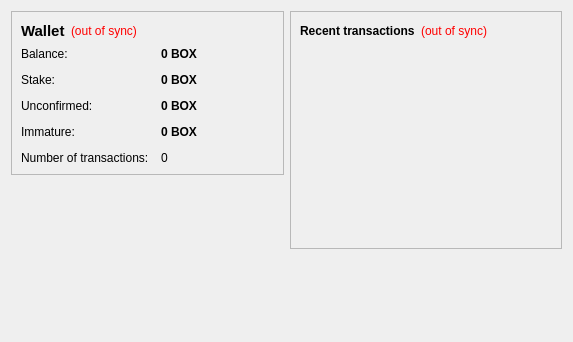
Old version of the form src/qt/forms/overviewpage.ui in the repository cheetahcoind/cheetahcoin.
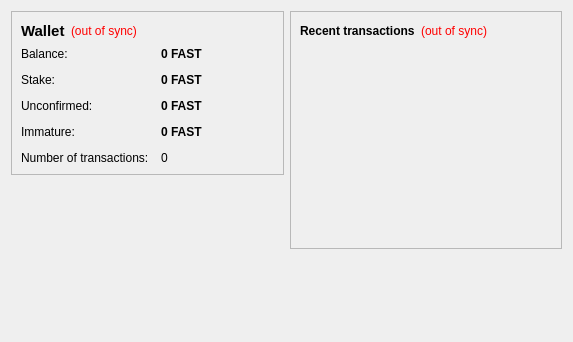
New version of the form. Icons and pictures are not drawn.

What changed in the file:
```diff
--- a/src/qt/forms/overviewpage.ui
+++ b/src/qt/forms/overviewpage.ui
@@ -105,7 +105,7 @@
              <string>Your current balance</string>
             </property>
             <property name="text">
-             <string notr="true">0 BOX</string>
+             <string notr="true">0 FAST</string>
             </property>
             <property name="textInteractionFlags">
              <set>Qt::LinksAccessibleByMouse|Qt::TextSelectableByKeyboard|Qt::TextSelectableByMouse</set>
@@ -134,7 +134,7 @@
              <string>Total of coins that was staked, and do not yet count toward the current balance</string>
             </property>
             <property name="text">
-             <string notr="true">0 BOX</string>
+             <string notr="true">0 FAST</string>
             </property>
             <property name="textInteractionFlags">
              <set>Qt::LinksAccessibleByMouse|Qt::TextSelectableByKeyboard|Qt::TextSelectableByMouse</set>
@@ -163,7 +163,7 @@
              <string>Total of transactions that have yet to be confirmed, and do not yet count toward the current balance</string>
             </property>
             <property name="text">
-             <string notr="true">0 BOX</string>
+             <string notr="true">0 FAST</string>
             </property>
             <property name="textInteractionFlags">
              <set>Qt::LinksAccessibleByMouse|Qt::TextSelectableByKeyboard|Qt::TextSelectableByMouse</set>
@@ -189,7 +189,7 @@
              <string>Mined balance that has not yet matured</string>
             </property>
             <property name="text">
-             <string notr="true">0 BOX</string>
+             <string notr="true">0 FAST</string>
             </property>
             <property name="textInteractionFlags">
              <set>Qt::LinksAccessibleByMouse|Qt::TextSelectableByKeyboard|Qt::TextSelectableByMouse</set>
```
Left out of the diff: 4 changed lines with no effect on the pictures.
